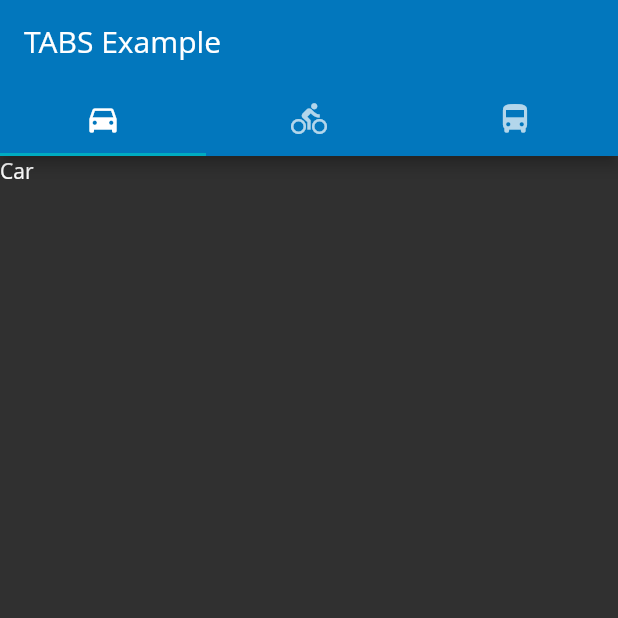
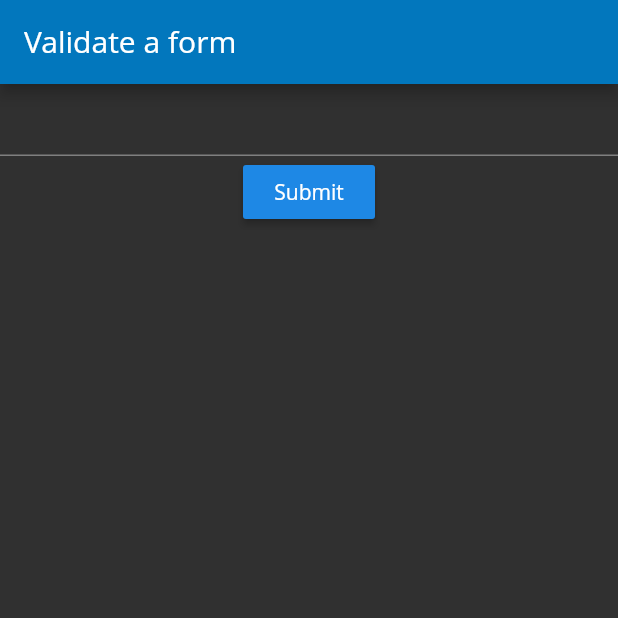
Before and after one commit to alienspaces/flutter-exploration, a Flutter app: the screen it shows after launch, on a phone screen of 412 x 824 dp, the top half of it. Run offline on Flutter 3.47's test engine with Material 2 defaults, Android fonts, the light colour scheme and no system bars; Roboto replaces fonts that are missing (Open Sans).

Commit message:
Add form validation example

```diff
--- /dev/null
+++ b/lib/cookbook_form_validation.dart
@@ -0,0 +1,50 @@
+import 'package:flutter/material.dart';
+
+class HomeWidget extends StatelessWidget {
+  @override
+  Widget build(BuildContext content) {
+    return Scaffold(
+      appBar: AppBar(title: Text('Validate a form')),
+      body: FormWidget(),
+    );
+  }
+}
+
+class FormWidget extends StatefulWidget {
+  @override
+  FormWidgetState createState() {
+    return FormWidgetState();
+  }
+}
+
+class FormWidgetState extends State<FormWidget> {
+  final _formKey = GlobalKey<FormState>();
+
+  @override
+  Widget build(BuildContext context) {
+    return Form(
+      key: _formKey,
+      child: Column(
+        children: <Widget>[
+          TextFormField(
+            validator: (value) {
+              if (value.isEmpty) {
+                return 'Please enter something.. anything!';
+              }
+              return null; // all good
+            },
+          ),
+          RaisedButton(
+            onPressed: () {
+              if (_formKey.currentState.validate()) {
+                Scaffold.of(context)
+                    .showSnackBar(SnackBar(content: Text('Beep brrrzzt beep')));
+              }
+            },
+            child: Text('Submit'),
+          ),
+        ],
+      ),
+    );
+  }
+}
```
Also changed, not shown: lib/main.dart (+5 -5 lines).
